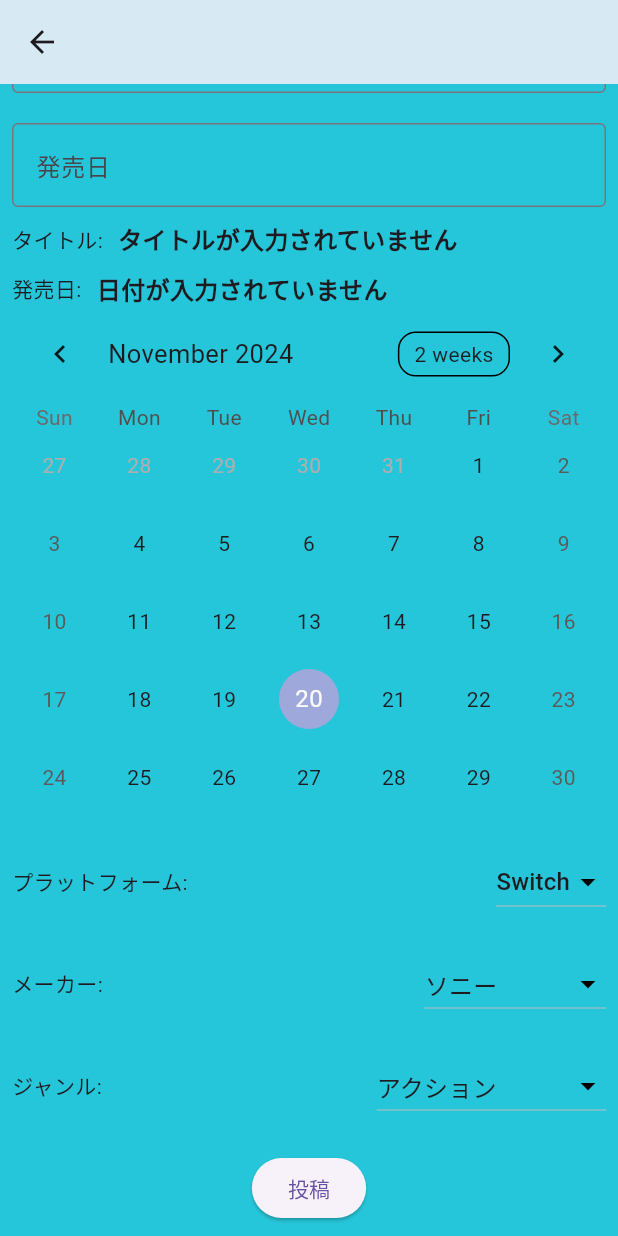
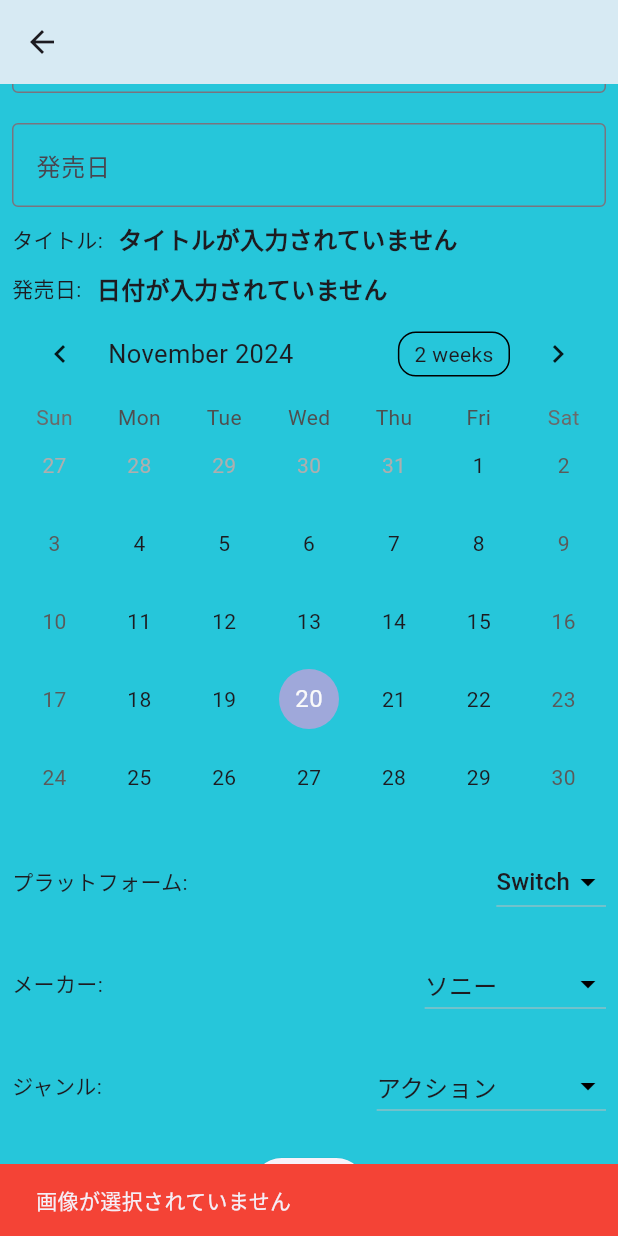
Before and after one commit to HikaruKusanagi27/game_review, a Flutter app: the PostPage screen opened directly, scrolled down 358 dp, after a tap on "投稿", on a phone screen of 412 x 824 dp. Run offline on Flutter 3.47's test engine with Material 3 defaults, Android fonts, the phone set to English and light mode, and no system bars; drawn by our look-alikes of table_calendar; our stand-ins replace cloud_firestore, firebase_core, firebase_storage, flutter_riverpod, image_picker; missing offline and left inert: firebase_app_check; accounts and stored records are empty.

Commit message:
スナックバー表示

```diff
--- a/lib/post_page.dart
+++ b/lib/post_page.dart
@@ -121,7 +121,12 @@ class PostPage extends ConsumerWidget {
 
     Future<void> _uploadImageAndSaveData() async {
       if (formState.selectedImage == null) {
-        print("画像を選択してください");
+        ScaffoldMessenger.of(context).showSnackBar(
+          const SnackBar(
+            content: Text('画像が選択されていません'),
+            backgroundColor: Colors.red,
+          ),
+        );
         return;
       }
 
```
